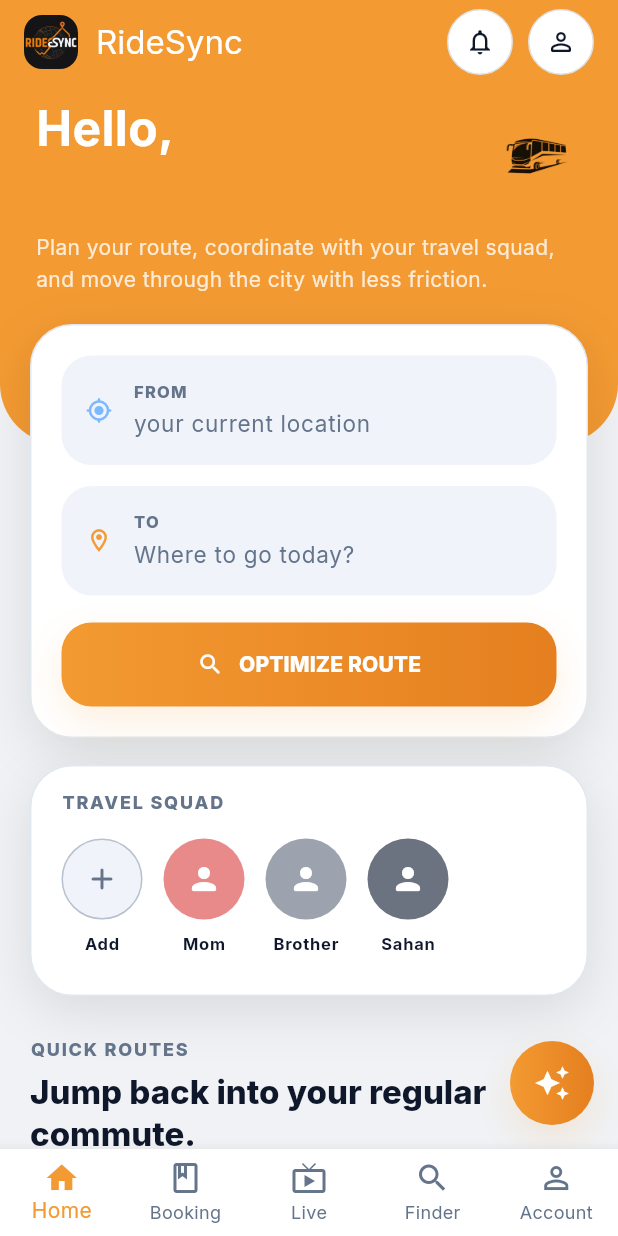
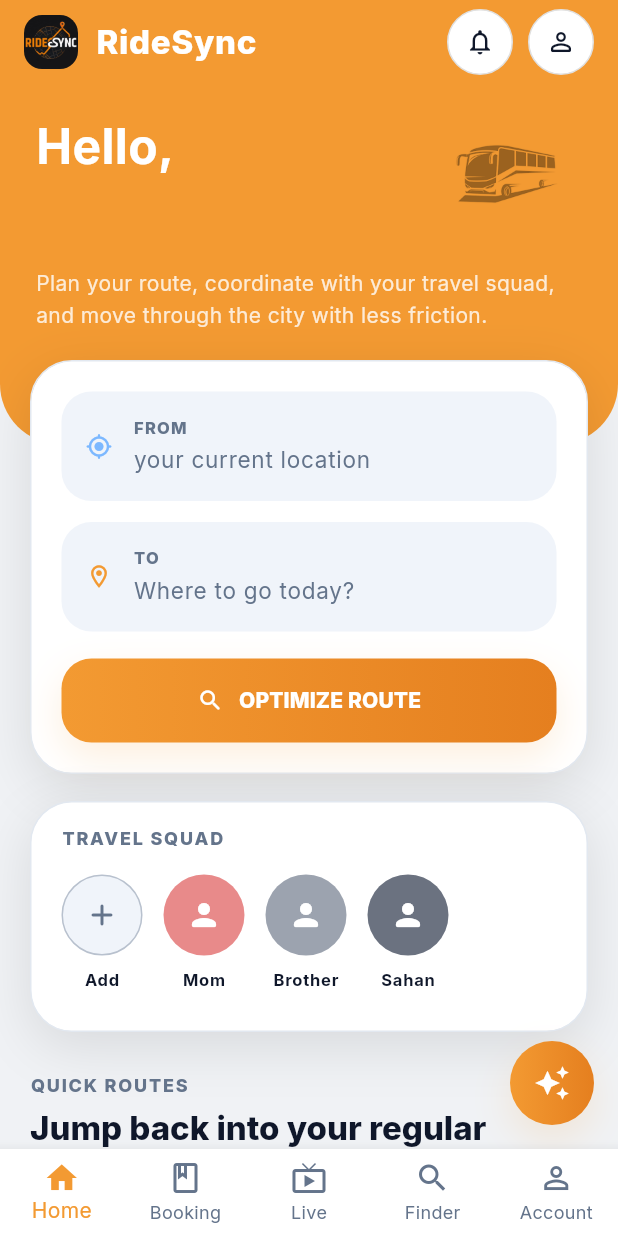
Before and after one commit to Rishikesan05/RideSync-App-Development, a Flutter app: the screen it shows once a user with an empty profile is signed in, on a phone screen of 412 x 824 dp. Run offline on Flutter 3.47's test engine with Material 3 defaults, Android fonts, the phone set to English and light mode, and no system bars; our stand-ins replace cloud_firestore, firebase_auth, firebase_core, flutter_dotenv, geolocator, google_fonts and 2 more; accounts and stored records are empty; network calls fail.

Commit message:
[RIDESYNC] 2026-06-01 | Style: Update RideSync logo text font in AppBar

```diff
--- a/apps/mobile/lib/features/passenger/presentation/screens/home_screen.dart
+++ b/apps/mobile/lib/features/passenger/presentation/screens/home_screen.dart
@@ -51,9 +51,12 @@ class _HomeScreenState extends State<HomeScreen> {
             const SizedBox(width: 12),
             Text(
               'RideSync',
-              style: Theme.of(context).textTheme.titleLarge?.copyWith(
-                    color: Colors.white,
-                  ),
+              style: const TextStyle(
+                color: Colors.white,
+                fontSize: 22,
+                fontWeight: FontWeight.w800, // Extra bold for a logo feel
+                letterSpacing: 0.5,
+              ),
             ),
           ],
         ),
@@ -158,11 +161,25 @@ class _CurvedHeaderText extends StatelessWidget {
                 ),
               ),
               const SizedBox(width: 16),
-              Image.asset(
-                'assets/images/bussymbol.png',
-                height: 60,
-                color: isDark ? const Color(0xFFD84315) : AppColors.primaryOrange,
-                colorBlendMode: BlendMode.multiply, // Automatically removes the white background by tinting it to match the header!
+              TweenAnimationBuilder<double>(
+                tween: Tween<double>(begin: 200, end: 0), // Start off-screen right
+                duration: const Duration(milliseconds: 3500), // VERY slow (3.5 seconds) so you can't miss it
+                curve: Curves.easeOutCubic,
+                builder: (context, value, child) {
+                  return Transform.translate(
+                    offset: Offset(value, 0),
+                    child: child,
+                  );
+                },
+                child: Opacity(
+                  opacity: 0.4,
+                  child: Image.asset(
+                    'assets/images/bussymbol.png',
+                    height: 100,
+                    color: isDark ? const Color(0xFFD84315) : AppColors.primaryOrange,
+                    colorBlendMode: BlendMode.multiply,
+                  ),
+                ),
               ),
             ],
           ),
```
